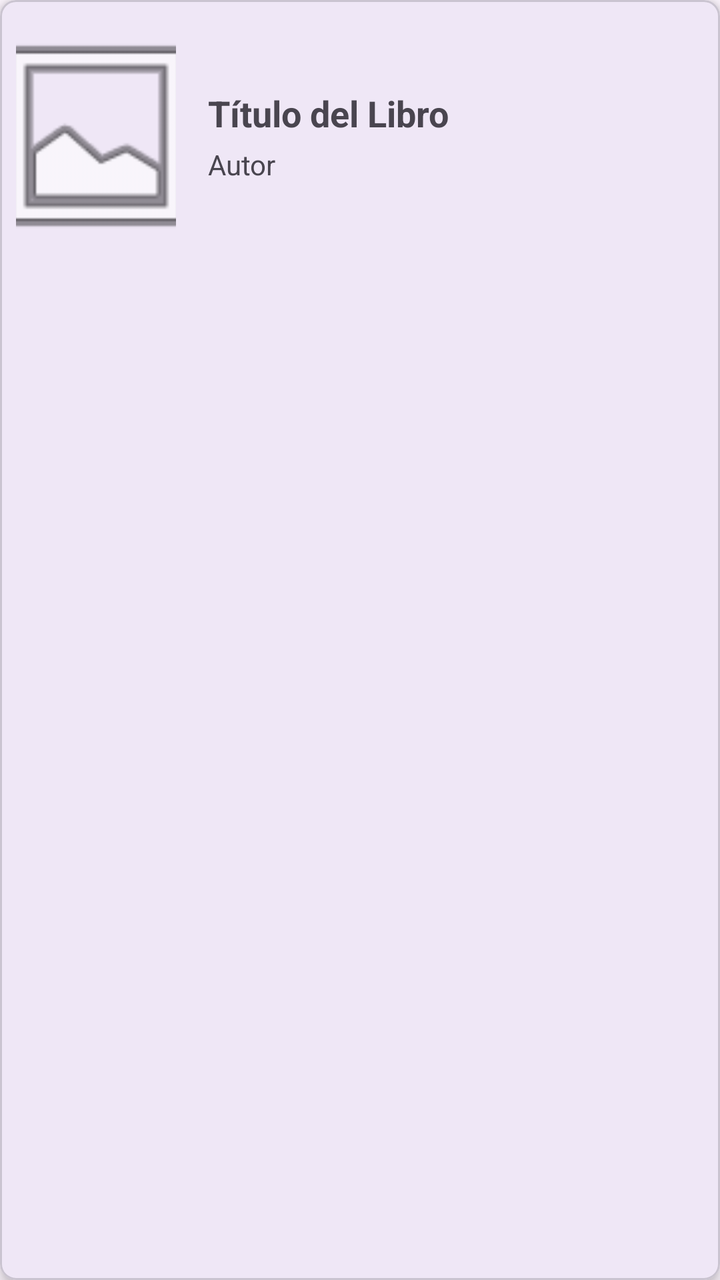
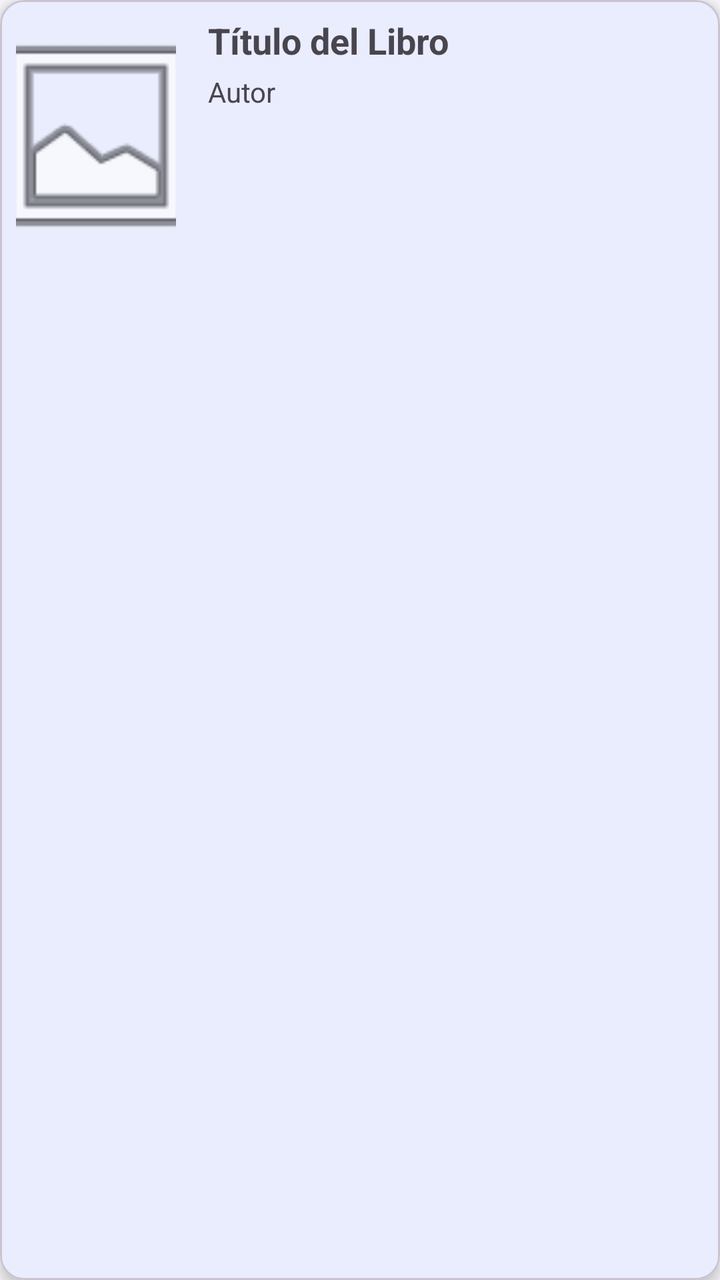

An Android layout rendered at two revisions. The XML below is the earlier revision; the diff shows what the commit changed to produce the second picture.
<!-- AndroidManifest.xml: application theme Theme.Biblioteca -->
<!-- res/layout/item_libro.xml -->
<?xml version="1.0" encoding="utf-8"?>
<com.google.android.material.card.MaterialCardView xmlns:android="http://schemas.android.com/apk/res/android"
    xmlns:app="http://schemas.android.com/apk/res-auto"
    android:layout_width="match_parent"
    android:layout_height="wrap_content"
    android:layout_margin="8dp"
    app:cardElevation="4dp"
    app:cardCornerRadius="8dp">

    <LinearLayout
        android:layout_width="match_parent"
        android:layout_height="wrap_content"
        android:orientation="horizontal"
        android:padding="8dp">

        <ImageView
            android:id="@+id/ivPortadaLibro"
            android:layout_width="80dp"
            android:layout_height="120dp"
            android:scaleType="centerCrop"
            android:src="@android:drawable/ic_menu_gallery" />

        <LinearLayout
            android:layout_width="match_parent"
            android:layout_height="wrap_content"
            android:orientation="vertical"
            android:layout_marginStart="16dp"
            android:layout_gravity="center_vertical">

            <TextView
                android:id="@+id/tvTituloLibro"
                android:layout_width="match_parent"
                android:layout_height="wrap_content"
                android:text="Título del Libro"
                android:textSize="18sp"
                android:textStyle="bold" />

            <TextView
                android:id="@+id/tvAutorLibro"
                android:layout_width="match_parent"
                android:layout_height="wrap_content"
                android:text="Autor"
                android:textSize="14sp"
                android:layout_marginTop="4dp" />
        </LinearLayout>

    </LinearLayout>

</com.google.android.material.card.MaterialCardView>
<!-- resources referenced by this layout -->
<resources>
  <style name="Theme.Biblioteca" parent="Base.Theme.Biblioteca" />
  <style name="Base.Theme.Biblioteca" parent="Theme.Material3.DayNight.NoActionBar">
          
          
      </style>
</resources>

<!-- the commit's change to res/layout/item_libro.xml (unified diff, before → after) -->
@@ -5,12 +5,11 @@
     android:layout_height="wrap_content"
     android:layout_margin="8dp"
     app:cardElevation="4dp"
-    app:cardCornerRadius="8dp">
+    app:cardCornerRadius="12dp">
 
-    <LinearLayout
+    <androidx.constraintlayout.widget.ConstraintLayout
         android:layout_width="match_parent"
         android:layout_height="wrap_content"
-        android:orientation="horizontal"
         android:padding="8dp">
 
         <ImageView
@@ -18,32 +17,45 @@
             android:layout_width="80dp"
             android:layout_height="120dp"
             android:scaleType="centerCrop"
-            android:src="@android:drawable/ic_menu_gallery" />
+            android:src="@android:drawable/ic_menu_gallery"
+            app:layout_constraintStart_toStartOf="parent"
+            app:layout_constraintTop_toTopOf="parent"
+            app:layout_constraintBottom_toBottomOf="parent" />
 
-        <LinearLayout
-            android:layout_width="match_parent"
+        <TextView
+            android:id="@+id/tvTituloLibro"
+            android:layout_width="0dp"
             android:layout_height="wrap_content"
-            android:orientation="vertical"
             android:layout_marginStart="16dp"
-            android:layout_gravity="center_vertical">
+            android:text="Título del Libro"
+            android:textSize="18sp"
+            android:textStyle="bold"
+            app:layout_constraintStart_toEndOf="@id/ivPortadaLibro"
+            app:layout_constraintEnd_toEndOf="parent"
+            app:layout_constraintTop_toTopOf="parent" />
 
-            <TextView
-                android:id="@+id/tvTituloLibro"
-                android:layout_width="match_parent"
-                android:layout_height="wrap_content"
-                android:text="Título del Libro"
-                android:textSize="18sp"
-                android:textStyle="bold" />
+        <TextView
+            android:id="@+id/tvAutorLibro"
+            android:layout_width="0dp"
+            android:layout_height="wrap_content"
+            android:layout_marginTop="4dp"
+            android:text="Autor"
+            android:textSize="14sp"
+            app:layout_constraintStart_toStartOf="@id/tvTituloLibro"
+            app:layout_constraintEnd_toEndOf="parent"
+            app:layout_constraintTop_toBottomOf="@id/tvTituloLibro" />
 
-            <TextView
-                android:id="@+id/tvAutorLibro"
-                android:layout_width="match_parent"
-                android:layout_height="wrap_content"
-                android:text="Autor"
-                android:textSize="14sp"
-                android:layout_marginTop="4dp" />
-        </LinearLayout>
+        <com.google.android.material.button.MaterialButton
+            android:id="@+id/btnDevolverLibro"
+            style="@style/Widget.Material3.Button.TonalButton"
+            android:layout_width="wrap_content"
+            android:layout_height="wrap_content"
+            android:text="Devolver"
+            android:textSize="12sp"
+            android:visibility="gone"
+            app:layout_constraintBottom_toBottomOf="parent"
+            app:layout_constraintEnd_toEndOf="parent" />
 
-    </LinearLayout>
+    </androidx.constraintlayout.widget.ConstraintLayout>
 
 </com.google.android.material.card.MaterialCardView>
<!-- resource entries referenced after the edit -->
@@ -3,7 +3,12 @@
   <style name="Theme.Biblioteca" parent="Base.Theme.Biblioteca" />
   <style name="Base.Theme.Biblioteca" parent="Theme.Material3.DayNight.NoActionBar">
           
-          
+          <item name="colorPrimary">@color/primary</item>
+          <item name="colorSecondary">@color/secondary</item>
+          <item name="android:windowBackground">@color/background</item>
       </style>
+  <color name="primary">#2196F3</color>
+  <color name="secondary">#03DAC6</color>
+  <color name="background">#F8F9FA</color>
 </resources>
 
